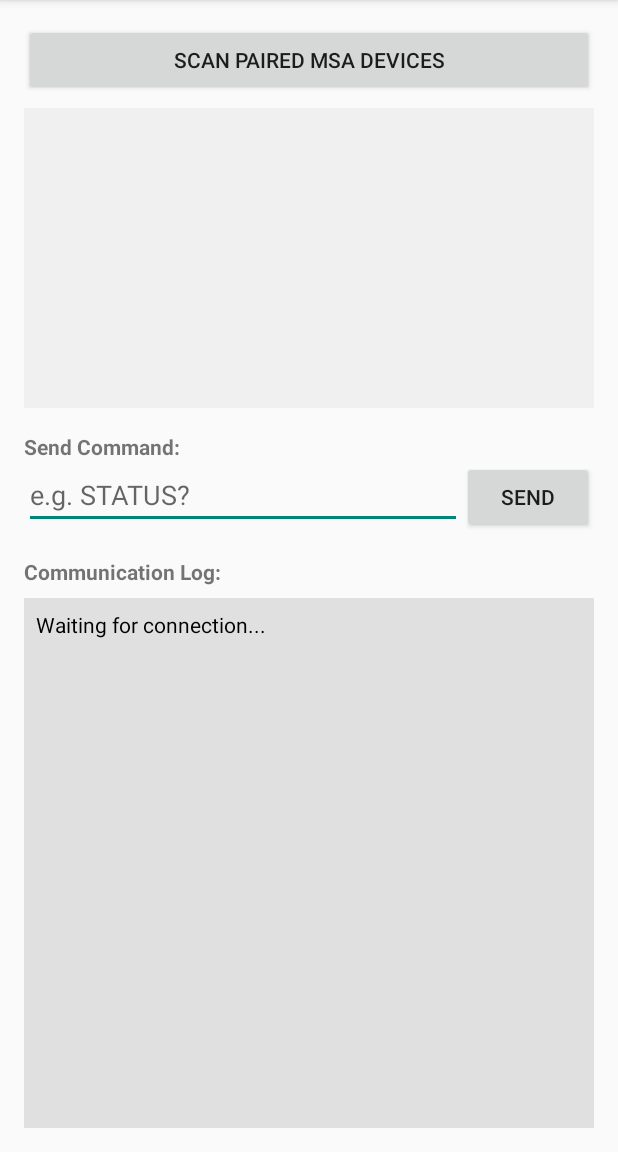
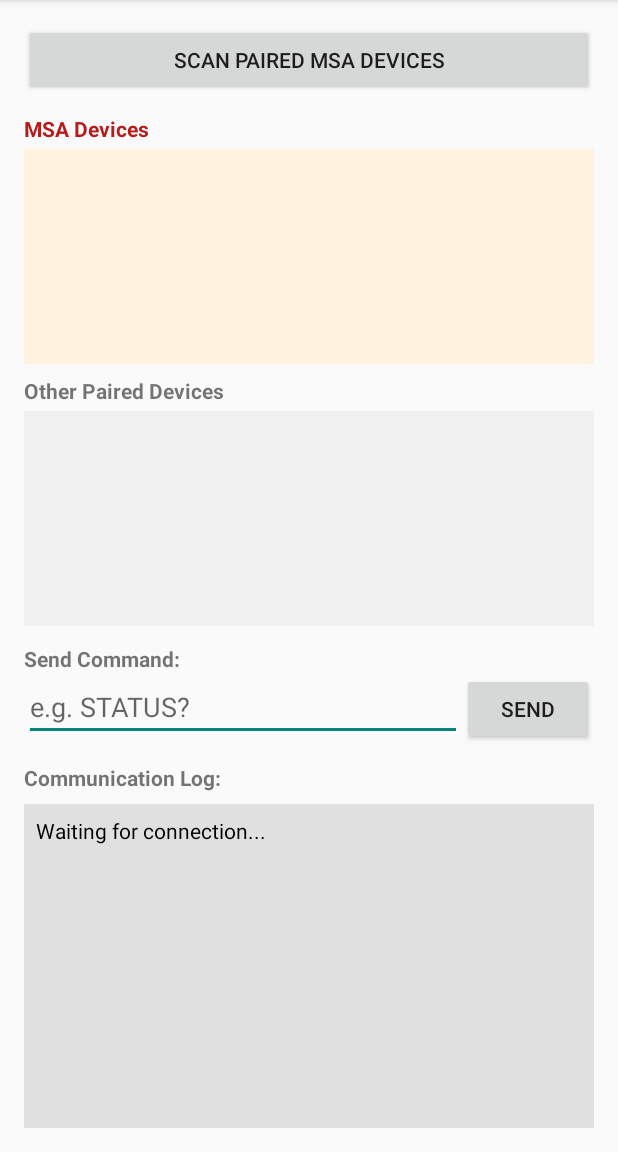
Before and after one commit to KaisoneInthavong/msa-bt-manager, an Android app: the screen it shows after launch (MainActivity), on a phone screen of 412 x 824 dp, the part 84-1236 px from its top. Run offline under Robolectric (Android 15) with nearby library versions, the phone set to English and light mode, and no system bars; 1 statement that could not run was skipped.

Commit message:
UI: Separate MSA devices from personal paired devices using name filter

```diff
--- a/app/src/main/res/layout/activity_main.xml
+++ b/app/src/main/res/layout/activity_main.xml
@@ -11,17 +11,41 @@
         android:layout_height="wrap_content"
         android:text="Scan Paired MSA Devices" />
 
+    <TextView
+        android:layout_width="wrap_content"
+        android:layout_height="wrap_content"
+        android:layout_marginTop="12dp"
+        android:text="MSA Devices"
+        android:textColor="#B71C1C"
+        android:textStyle="bold" />
+
     <ListView
-        android:id="@+id/deviceList"
+        android:id="@+id/listMsa"
         android:layout_width="match_parent"
-        android:layout_height="200dp"
+        android:layout_height="0dp"
+        android:layout_marginTop="4dp"
+        android:layout_weight="2"
+        android:background="#FFF3E0" />
+
+    <TextView
+        android:layout_width="wrap_content"
+        android:layout_height="wrap_content"
         android:layout_marginTop="8dp"
+        android:text="Other Paired Devices"
+        android:textStyle="bold" />
+
+    <ListView
+        android:id="@+id/listOther"
+        android:layout_width="match_parent"
+        android:layout_height="0dp"
+        android:layout_marginTop="4dp"
+        android:layout_weight="2"
         android:background="#F0F0F0" />
 
     <TextView
         android:layout_width="wrap_content"
         android:layout_height="wrap_content"
-        android:layout_marginTop="16dp"
+        android:layout_marginTop="12dp"
         android:text="Send Command:"
         android:textStyle="bold" />
 
@@ -47,14 +71,15 @@
     <TextView
         android:layout_width="wrap_content"
         android:layout_height="wrap_content"
-        android:layout_marginTop="16dp"
+        android:layout_marginTop="12dp"
         android:text="Communication Log:"
         android:textStyle="bold" />
 
     <ScrollView
         android:layout_width="match_parent"
-        android:layout_height="match_parent"
+        android:layout_height="0dp"
         android:layout_marginTop="8dp"
+        android:layout_weight="3"
         android:background="#E0E0E0">
 
         <TextView
```
